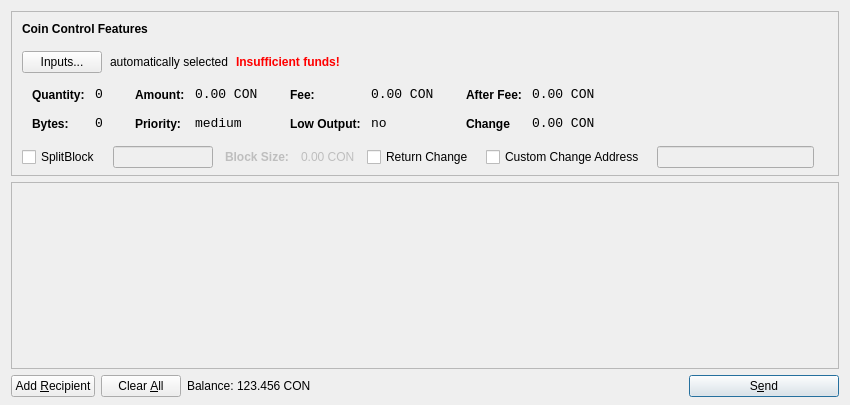
First picture: the form in src/qt/forms/sendcoinsdialog.ui, repository Crestington/Test, before the edit.
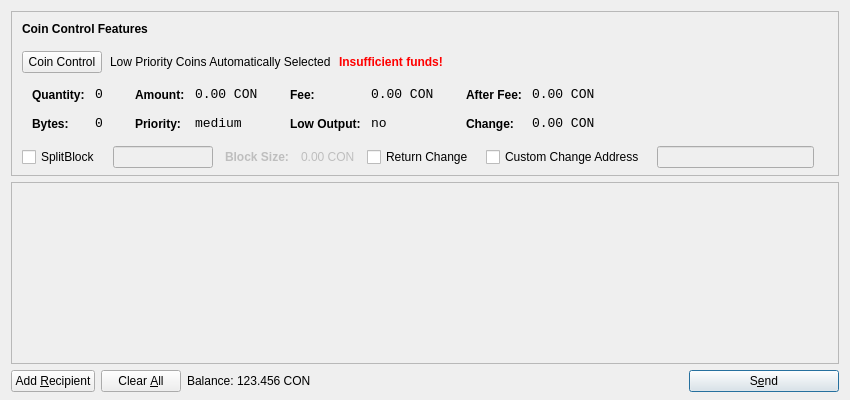
Second picture: the form after the edit. Icons and pictures are not drawn.

Diff of the .ui file:
```diff
--- a/src/qt/forms/sendcoinsdialog.ui
+++ b/src/qt/forms/sendcoinsdialog.ui
@@ -7,7 +7,7 @@
     <x>0</x>
     <y>0</y>
     <width>850</width>
-    <height>405</height>
+    <height>400</height>
    </rect>
   </property>
   <property name="windowTitle">
@@ -39,7 +39,7 @@
      </property>
      <layout class="QVBoxLayout" name="verticalLayoutCoinControl2">
       <property name="spacing">
-       <number>-1</number>
+       <number>6</number>
       </property>
       <property name="leftMargin">
        <number>0</number>
@@ -107,14 +107,14 @@
              <string notr="true"/>
             </property>
             <property name="text">
-             <string>Inputs...</string>
+             <string>Coin Control</string>
             </property>
            </widget>
           </item>
           <item>
            <widget class="QLabel" name="labelCoinControlAutomaticallySelected">
             <property name="text">
-             <string>automatically selected</string>
+             <string>Low Priority Coins Automatically Selected</string>
             </property>
             <property name="margin">
              <number>5</number>
@@ -509,7 +509,7 @@
                   <string notr="true">font-weight:bold;</string>
                  </property>
                  <property name="text">
-                  <string>Change</string>
+                  <string>Change:</string>
                  </property>
                 </widget>
                </item>
```
Left out of the diff: 2 changed lines with no effect on the pictures. Lines whose indentation alone changed are shown as unchanged.
